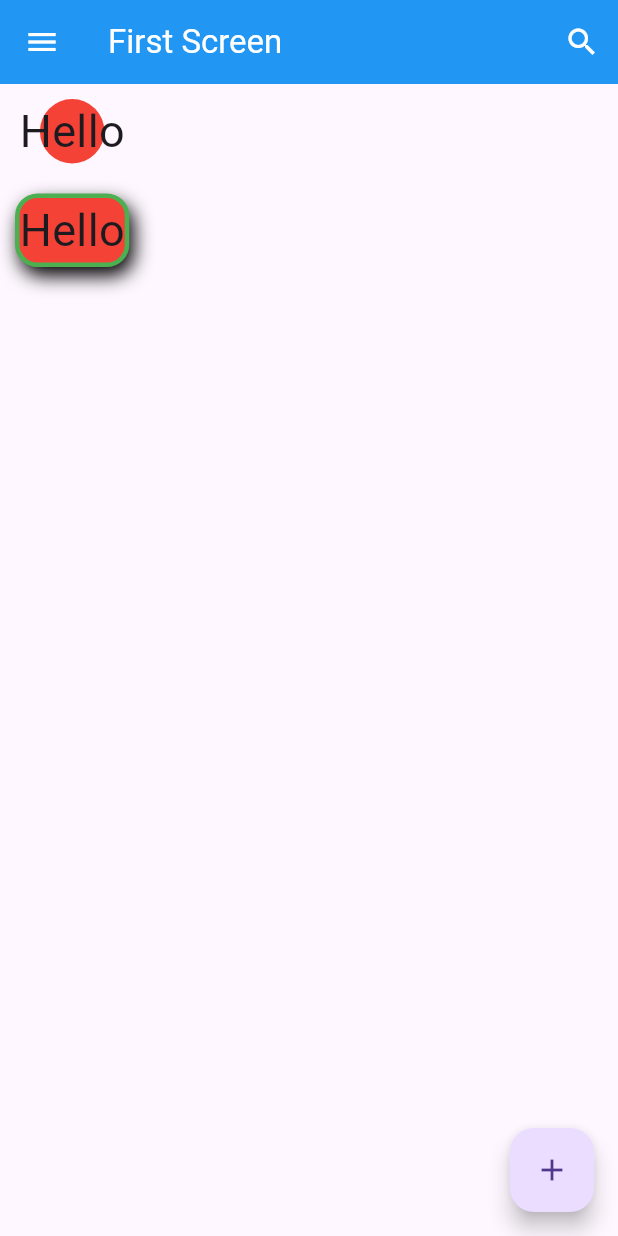
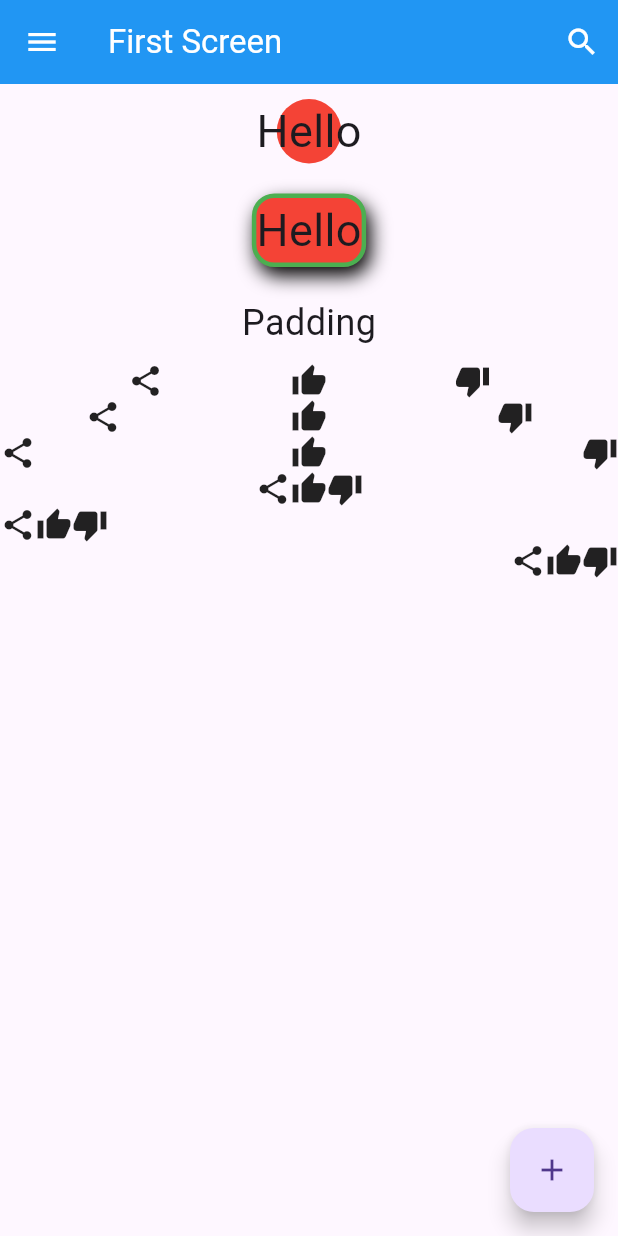
Before and after one commit to fauzihub13/learn-flutter, a Flutter app: the screen it shows after launch, on a phone screen of 412 x 824 dp. Run offline on Flutter 3.47's test engine with Material 3 defaults, Android fonts, the phone set to English and light mode, and no system bars.

Commit message:
feat: learn padding, center, row, and column

```diff
--- a/lib/scaffold.dart
+++ b/lib/scaffold.dart
@@ -32,7 +32,8 @@ class FirstScreen extends StatelessWidget {
           onPressed: () {},
         ),
       ),
-      body: Column(
+      body: Center(
+        child: Column(
           children: [
             Container(
                 decoration: const BoxDecoration(
@@ -53,15 +54,70 @@ class FirstScreen extends StatelessWidget {
                     )
                   ],
                   border: Border.all(color: Colors.green, width: 3),
-                borderRadius:
-                    BorderRadius.circular(15),
+                  borderRadius: BorderRadius.circular(15),
                 ),
                 margin: const EdgeInsets.all(10),
                 child: const Text(
                   "Hello",
                   style: TextStyle(fontSize: 30.0),
                 )),
+            const Padding(
+              padding: EdgeInsets.all(10),
+              child: Text(
+                'Padding',
+                style: TextStyle(fontSize: 24.0),
+              ),
+            ),
+            const Row(
+              mainAxisAlignment: MainAxisAlignment.spaceEvenly,
+              children: [
+                Icon(Icons.share),
+                Icon(Icons.thumb_up),
+                Icon(Icons.thumb_down),
               ],
+            ),
+            const Row(
+              mainAxisAlignment: MainAxisAlignment.spaceAround,
+              children: [
+                Icon(Icons.share),
+                Icon(Icons.thumb_up),
+                Icon(Icons.thumb_down),
+              ],
+            ),
+            const Row(
+              mainAxisAlignment: MainAxisAlignment.spaceBetween,
+              children: [
+                Icon(Icons.share),
+                Icon(Icons.thumb_up),
+                Icon(Icons.thumb_down),
+              ],
+            ),
+            const Row(
+              mainAxisAlignment: MainAxisAlignment.center,
+              children: [
+                Icon(Icons.share),
+                Icon(Icons.thumb_up),
+                Icon(Icons.thumb_down),
+              ],
+            ),
+            const Row(
+              mainAxisAlignment: MainAxisAlignment.start,
+              children: [
+                Icon(Icons.share),
+                Icon(Icons.thumb_up),
+                Icon(Icons.thumb_down),
+              ],
+            ),
+            const Row(
+              mainAxisAlignment: MainAxisAlignment.end,
+              children: [
+                Icon(Icons.share),
+                Icon(Icons.thumb_up),
+                Icon(Icons.thumb_down),
+              ],
+            ),
+          ],
+        ),
       ),
       floatingActionButton: FloatingActionButton(
         child: const Icon(Icons.add),
```
Lines whose indentation alone changed are shown as unchanged.
